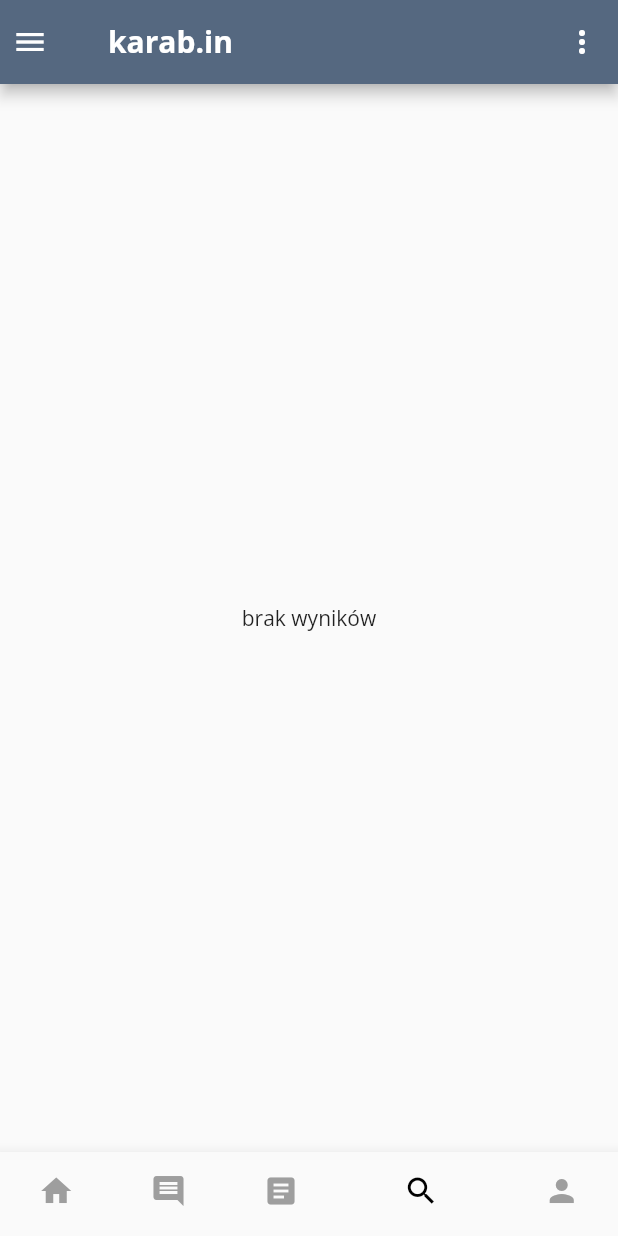
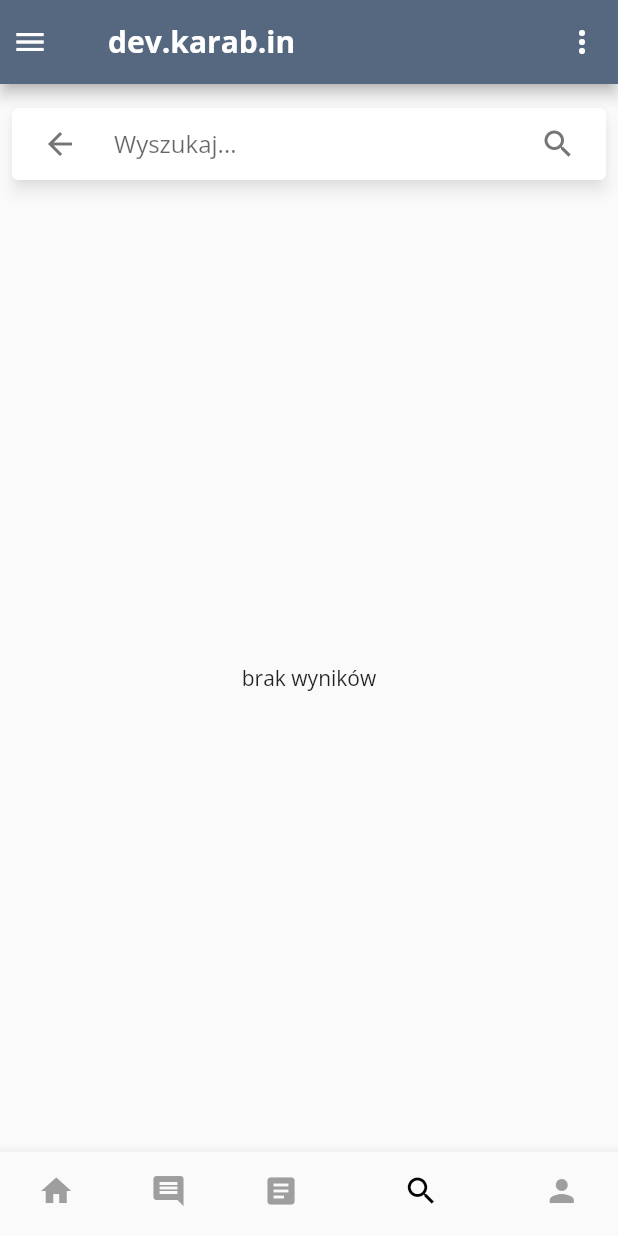
Before and after one commit to ernestwisniewski/kbin-mobile, a Flutter app: the SearchScreen screen opened by its route, on a phone screen of 412 x 824 dp. Run offline on Flutter 3.47's test engine with Material 2 defaults, Android fonts, the phone set to English and light mode, and no system bars; drawn by our look-alikes of material_floating_search_bar; our stand-ins replace auto_route, badges, google_fonts, hexcolor, theme_provider, timeago.

Commit message:
Search screen

```diff
--- a/lib/providers/search_provider.dart
+++ b/lib/providers/search_provider.dart
@@ -13,8 +13,9 @@ class SearchProvider with ChangeNotifier {
   List<dynamic> get results => _results;
   String get query => _query;
 
-  void search(SortOptions sortOptions) async {
+  void search(String query) async {
     _loading = true;
+    _query = query;
     _results = await SearchRepository().search(_query);
     _loading = false;
 
--- a/lib/repositories/api_provider.dart
+++ b/lib/repositories/api_provider.dart
@@ -1,5 +1,5 @@
 class ApiProvider {
   String getDomain() {
-    return 'karab.in';
+    return 'dev.karab.in';
   }
 }
--- a/lib/screens/magazines_screen.dart
+++ b/lib/screens/magazines_screen.dart
@@ -81,7 +81,7 @@ Widget buildItem(
                           width: 90)
                       : Container()),
               Expanded(
-                  flex: 3,
+                  flex: magazine.image != null ? 3 : 100,
                   child: Padding(
                     padding: const EdgeInsets.only(left: 25),
                     child: Column(
@@ -94,8 +94,7 @@ Widget buildItem(
                         Padding(
                           padding: const EdgeInsets.only(top: 15),
                           child: magazine.description != null
-                              ? Text(magazine.description!,
-                                  textAlign: TextAlign.justify)
+                              ? Text(magazine.description!)
                               : Container(),
                         ),
                         const Padding(
--- a/lib/screens/search_screen.dart
+++ b/lib/screens/search_screen.dart
@@ -5,7 +5,6 @@ import 'package:kbin_mobile/models/magazine_collection_model.dart';
 import 'package:kbin_mobile/models/post_collection_model.dart';
 import 'package:kbin_mobile/models/post_reply_collection_model.dart';
 import 'package:kbin_mobile/providers/search_provider.dart';
-import 'package:kbin_mobile/repositories/search_repository.dart';
 import 'package:kbin_mobile/screens/comments_screen.dart' as comment_screen;
 import 'package:kbin_mobile/screens/entries_screen.dart' as entries_screen;
 import 'package:kbin_mobile/screens/magazines_screen.dart' as magazines_screen;
@@ -15,6 +14,7 @@ import 'package:kbin_mobile/widgets/app_bar_leading.dart';
 import 'package:kbin_mobile/widgets/app_bar_title.dart';
 import 'package:kbin_mobile/widgets/bottom_nav.dart';
 import 'package:kbin_mobile/widgets/loading_full.dart';
+import 'package:material_floating_search_bar/material_floating_search_bar.dart';
 import 'package:provider/provider.dart';
 
 class SearchScreen extends StatefulWidget {
@@ -27,13 +27,18 @@ class SearchScreen extends StatefulWidget {
 class _SearchScreenState extends State<SearchScreen> {
   String? _query;
 
+  _changeQuery(query) {
+    setState(() {
+      _query = query;
+    });
+  }
+
   @override
   Widget build(BuildContext context) {
     return Scaffold(
         appBar: buildAppBar(context),
         body: buildBody(context, _query),
         bottomNavigationBar: buildBottomNavbar(context, 3));
-  }
   }
 
   PreferredSizeWidget buildAppBar(BuildContext context) {
@@ -54,7 +59,22 @@ PreferredSizeWidget buildAppBar(BuildContext context) {
 
   Widget buildBody(BuildContext context, String? _query) {
     return SafeArea(
-      child: Consumer<SearchProvider>(
+        child: Stack(
+      children: [
+        Padding(
+          padding: const EdgeInsets.only(top: 10),
+          child: buildFloatingSearchBar(context, _query),
+        ),
+        Padding(
+          padding: const EdgeInsets.only(top: 80),
+          child: buildResultsList(context, _query),
+        )
+      ],
+    ));
+  }
+
+  Widget buildResultsList(BuildContext context, String? _query) {
+    return Consumer<SearchProvider>(
       builder: (context, state, child) {
         if (!state.loading) {
           if (state.results.isNotEmpty && _query != null) {
@@ -74,8 +94,33 @@ Widget buildBody(BuildContext context, String? _query) {
 
         return buildLoadingFull();
       },
-      )
     );
+  }
+
+  Widget buildFloatingSearchBar(BuildContext context, String? query) {
+    return FloatingSearchBar(
+        backdropColor: Colors.transparent,
+        hint: 'Wyszukaj...',
+        scrollPadding: const EdgeInsets.only(top: 16, bottom: 56),
+        transitionDuration: const Duration(milliseconds: 800),
+        transitionCurve: Curves.easeInOut,
+        physics: const BouncingScrollPhysics(),
+        axisAlignment: 0.0,
+        openAxisAlignment: 0.0,
+        width: 600,
+        debounceDelay: const Duration(milliseconds: 500),
+        onQueryChanged: (q) {
+          if (q.isEmpty) {
+            return;
+          }
+
+          _changeQuery(q);
+          Provider.of<SearchProvider>(context, listen: false).search(q);
+        },
+        transition: CircularFloatingSearchBarTransition(),
+        builder: (context, transition) {
+          return Container();
+        });
   }
 
   Widget buildSubject(BuildContext context, dynamic subject, int index) {
@@ -93,3 +138,4 @@ Widget buildSubject(BuildContext context, dynamic subject, int index) {
 
     return Container();
   }
+}
```
Lines whose indentation alone changed are shown as unchanged.
